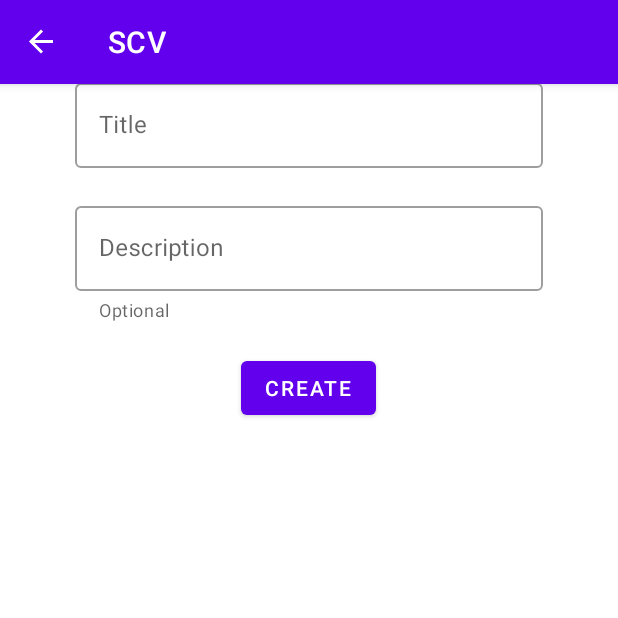
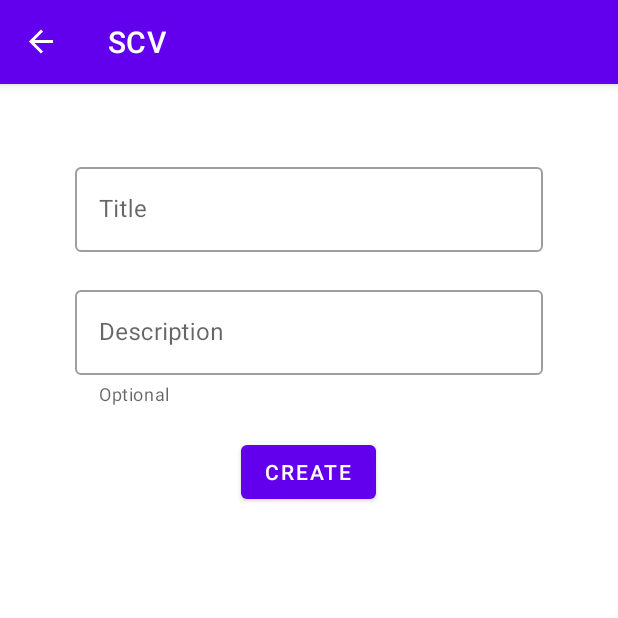
Before and after one commit to JG916/SCV, an Android app: the CreateRepairFragment screen opened through its navigation route, on a phone screen of 412 x 824 dp, the top half of it. Run offline under Robolectric (Android 15) with nearby library versions, the phone set to English and light mode, and no system bars; our stand-ins replace Room's generated code, data binding, navigation-ui.

Commit message:
Fix layout behavior

```diff
--- a/app/src/main/res/layout/activity_main.xml
+++ b/app/src/main/res/layout/activity_main.xml
@@ -13,7 +13,7 @@
             android:id="@+id/topAppBar"
             style="@style/Widget.MaterialComponents.Toolbar.Primary"
             android:layout_width="match_parent"
-            android:layout_height="?attr/actionBarSize"/>
+            android:layout_height="?attr/actionBarSize" />
 
     </com.google.android.material.appbar.AppBarLayout>
 
@@ -23,6 +23,7 @@
         android:layout_width="match_parent"
         android:layout_height="match_parent"
         app:defaultNavHost="true"
+        app:layout_behavior="@string/appbar_scrolling_view_behavior"
         app:navGraph="@navigation/navigation" />
 
 </androidx.coordinatorlayout.widget.CoordinatorLayout>
--- a/app/src/main/res/layout/fragment_create_repair.xml
+++ b/app/src/main/res/layout/fragment_create_repair.xml
@@ -9,6 +9,10 @@
             type="com.yagr.scv.createrepair.CreateRepairViewModel" />
 
     </data>
+
+    <androidx.core.widget.NestedScrollView
+        android:layout_width="match_parent"
+        android:layout_height="match_parent">
 
         <LinearLayout
             android:layout_width="match_parent"
@@ -52,4 +56,5 @@
                 android:layout_gravity="center"
                 android:text="@string/create_action" />
         </LinearLayout>
+    </androidx.core.widget.NestedScrollView>
 </layout>
```
Lines whose indentation alone changed are shown as unchanged.
